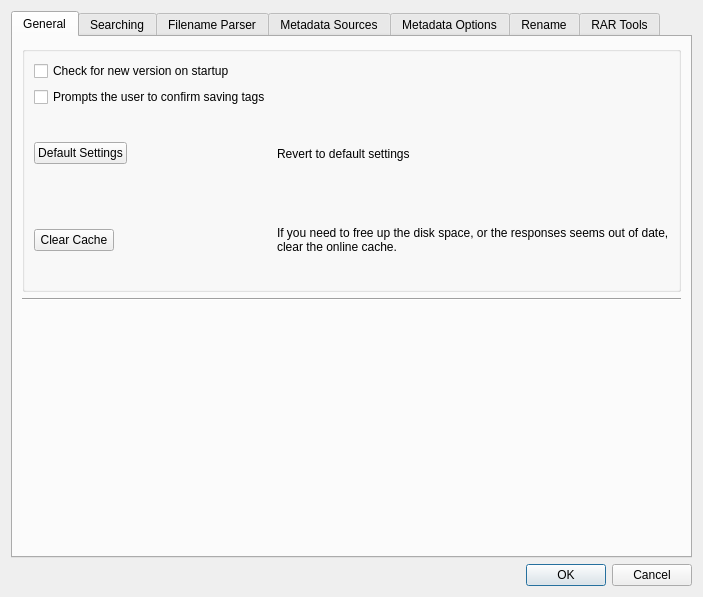
comictagger/comictagger, file comictaggerlib/ui/settingswindow.ui: the form before one commit.
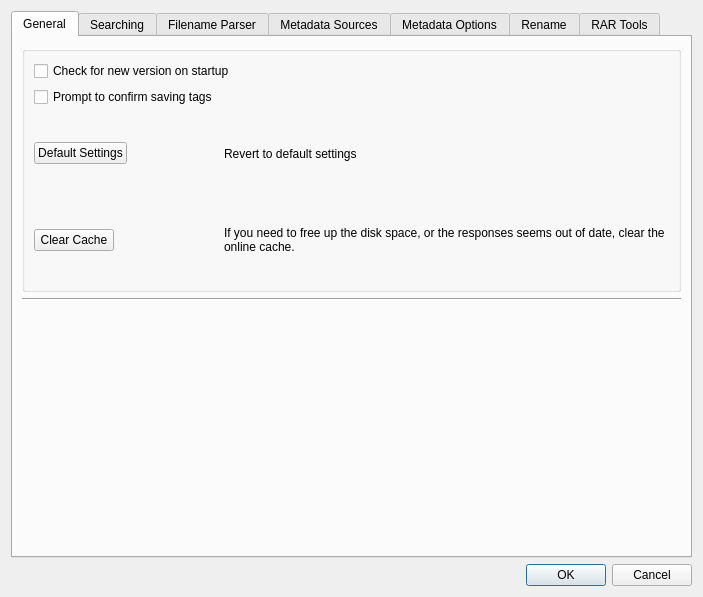
The form after the commit. The open tabs and pages were chosen to show the change.

Commit message: Update settings window

```diff
--- a/comictaggerlib/ui/settingswindow.ui
+++ b/comictaggerlib/ui/settingswindow.ui
@@ -89,7 +89,7 @@
             <item row="1" column="0">
              <widget class="QCheckBox" name="cbxPromptOnSave">
               <property name="text">
-               <string>Prompts the user to confirm saving tags</string>
+               <string>Prompt to confirm saving tags</string>
               </property>
              </widget>
             </item>
```
Left out of the diff: 2 changed lines with no effect on the pictures. The commit also changes 2 other files.
